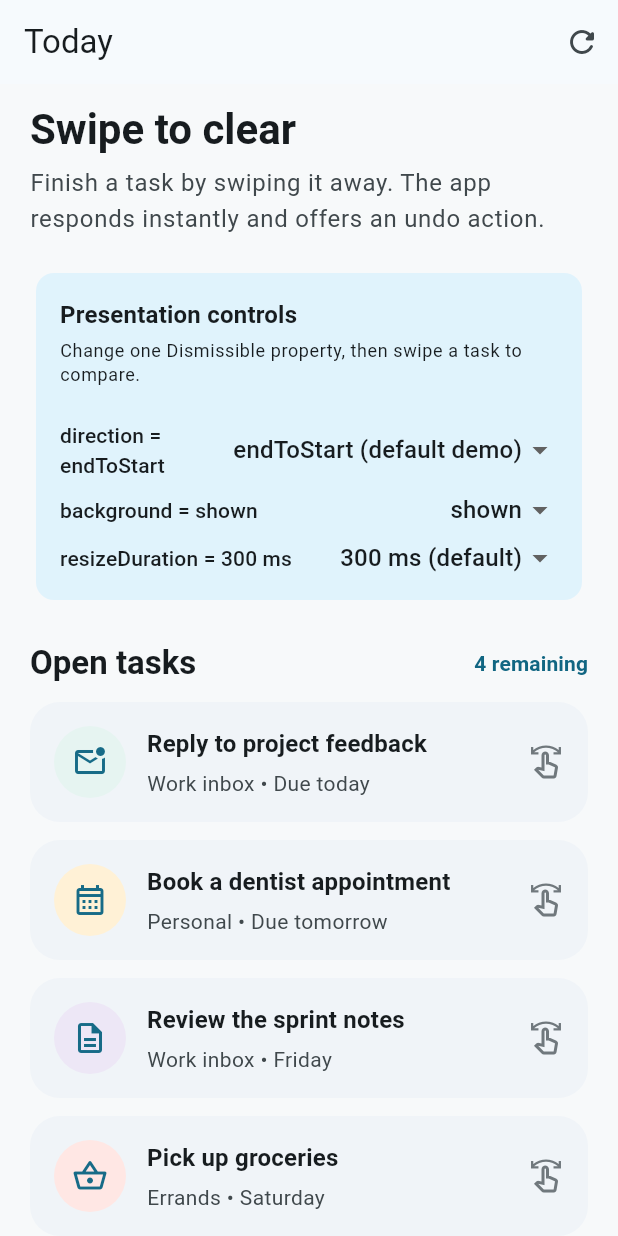
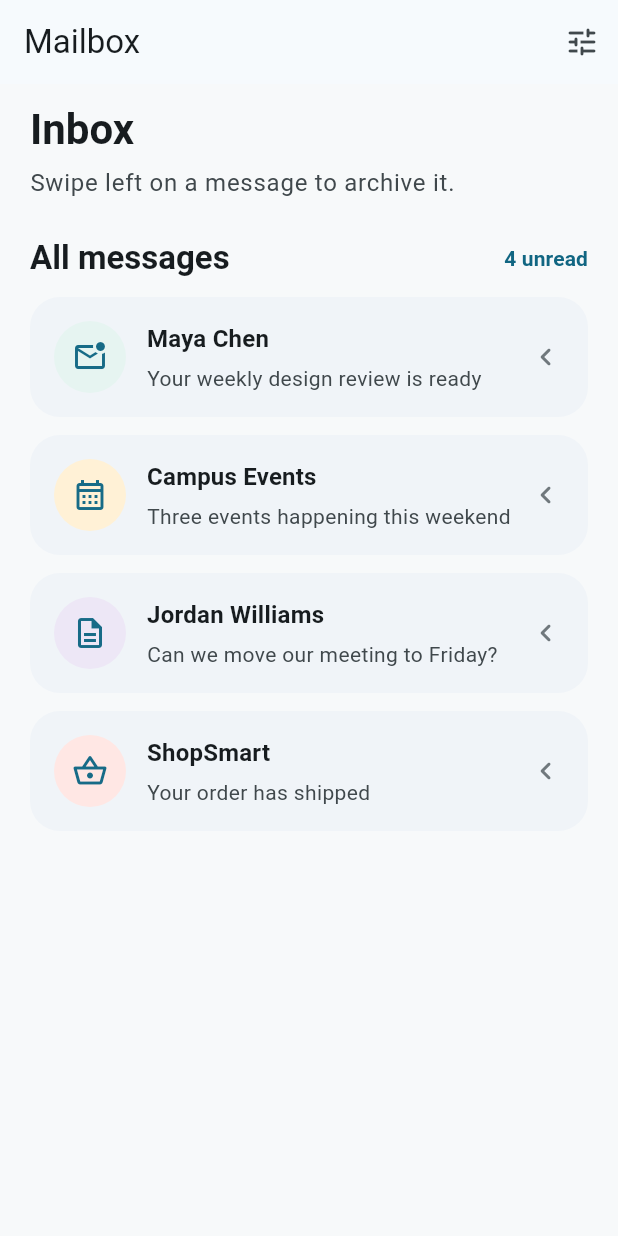
Before and after one commit to david-ac1/widgetPresentation, a Flutter app: the screen it shows after launch, on a phone screen of 412 x 824 dp. Run offline on Flutter 3.47's test engine with Material 3 defaults, Android fonts, the phone set to English and light mode, and no system bars.

Commit message:
refactor: present Dismissible as a mailbox app
Co-authored-by: Copilot <223556219+Copilot@users.noreply.github.com>

```diff
--- a/lib/main.dart
+++ b/lib/main.dart
@@ -1,16 +1,16 @@
 import 'package:flutter/material.dart';
 
 void main() {
-  runApp(const TaskSwipeDemo());
+  runApp(const MailboxApp());
 }
 
-class TaskSwipeDemo extends StatelessWidget {
-  const TaskSwipeDemo({super.key});
+class MailboxApp extends StatelessWidget {
+  const MailboxApp({super.key});
 
   @override
   Widget build(BuildContext context) {
     return MaterialApp(
-      title: 'Swipe to Clear',
+      title: 'Mailbox',
       theme: ThemeData(
         colorScheme: ColorScheme.fromSeed(
           seedColor: const Color(0xFF176B87),
@@ -18,13 +18,13 @@ class TaskSwipeDemo extends StatelessWidget {
         ),
         useMaterial3: true,
       ),
-      home: const TaskInboxPage(),
+      home: const MailboxPage(),
     );
   }
 }
 
-class TaskItem {
-  const TaskItem({
+class MailItem {
+  const MailItem({
     required this.id,
     required this.title,
     required this.subtitle,
@@ -39,72 +39,88 @@ class TaskItem {
   final Color color;
 }
 
-const _starterTasks = [
-  TaskItem(
+const _starterMessages = [
+  MailItem(
     id: 1,
-    title: 'Reply to project feedback',
-    subtitle: 'Work inbox • Due today',
+    title: 'Maya Chen',
+    subtitle: 'Your weekly design review is ready',
     icon: Icons.mark_email_unread_outlined,
     color: Color(0xFFE6F4F1),
   ),
-  TaskItem(
+  MailItem(
     id: 2,
-    title: 'Book a dentist appointment',
-    subtitle: 'Personal • Due tomorrow',
+    title: 'Campus Events',
+    subtitle: 'Three events happening this weekend',
     icon: Icons.calendar_month_outlined,
     color: Color(0xFFFFF1D6),
   ),
-  TaskItem(
+  MailItem(
     id: 3,
-    title: 'Review the sprint notes',
-    subtitle: 'Work inbox • Friday',
+    title: 'Jordan Williams',
+    subtitle: 'Can we move our meeting to Friday?',
     icon: Icons.description_outlined,
     color: Color(0xFFEDE7F6),
   ),
-  TaskItem(
+  MailItem(
     id: 4,
-    title: 'Pick up groceries',
-    subtitle: 'Errands • Saturday',
+    title: 'ShopSmart',
+    subtitle: 'Your order has shipped',
     icon: Icons.shopping_basket_outlined,
     color: Color(0xFFFFE7E4),
   ),
 ];
 
-class TaskInboxPage extends StatefulWidget {
-  const TaskInboxPage({super.key});
+class MailboxPage extends StatefulWidget {
+  const MailboxPage({super.key});
 
   @override
-  State<TaskInboxPage> createState() => _TaskInboxPageState();
+  State<MailboxPage> createState() => _MailboxPageState();
 }
 
-class _TaskInboxPageState extends State<TaskInboxPage> {
-  final List<TaskItem> _tasks = List.of(_starterTasks);
+class _MailboxPageState extends State<MailboxPage> {
+  final List<MailItem> _messages = List.of(_starterMessages);
   DismissDirection _direction = DismissDirection.endToStart;
   bool _showBackground = true;
   Duration? _resizeDuration = const Duration(milliseconds: 300);
 
-  void _restoreTasks() {
+  void _restoreMessages() {
     setState(
-      () => _tasks
+      () => _messages
         ..clear()
-        ..addAll(_starterTasks),
+        ..addAll(_starterMessages),
     );
   }
 
-  void _dismissTask(TaskItem task) {
-    final taskIndex = _tasks.indexOf(task);
-    setState(() => _tasks.remove(task));
+  void _archiveMessage(MailItem message) {
+    final messageIndex = _messages.indexOf(message);
+    setState(() => _messages.remove(message));
 
     ScaffoldMessenger.of(context).clearSnackBars();
     ScaffoldMessenger.of(context).showSnackBar(
       SnackBar(
-        content: Text('"${task.title}" marked as complete'),
+        content: Text('"${message.title}" archived'),
         action: SnackBarAction(
           label: 'UNDO',
           onPressed: () {
-            setState(() => _tasks.insert(taskIndex, task));
+            setState(() => _messages.insert(messageIndex, message));
           },
         ),
+      ),
+    );
+  }
+
+  void _openSwipePreferences() {
+    showModalBottomSheet<void>(
+      context: context,
+      showDragHandle: true,
+      builder: (context) => _SwipePreferencesSheet(
+        direction: _direction,
+        showBackground: _showBackground,
+        resizeDuration: _resizeDuration,
+        onDirectionChanged: (value) => setState(() => _direction = value),
+        onBackgroundChanged: (value) => setState(() => _showBackground = value),
+        onResizeDurationChanged: (value) =>
+            setState(() => _resizeDuration = value),
       ),
     );
   }
@@ -136,12 +152,12 @@ class _TaskInboxPageState extends State<TaskInboxPage> {
     return Scaffold(
       backgroundColor: const Color(0xFFF7F9FA),
       appBar: AppBar(
-        title: const Text('Today'),
+        title: const Text('Mailbox'),
         actions: [
           IconButton(
-            onPressed: _restoreTasks,
-            tooltip: 'Restore sample tasks',
-            icon: const Icon(Icons.refresh_rounded),
+            onPressed: _openSwipePreferences,
+            tooltip: 'Swipe preferences',
+            icon: const Icon(Icons.tune_rounded),
           ),
         ],
       ),
@@ -150,7 +166,7 @@ class _TaskInboxPageState extends State<TaskInboxPage> {
           padding: const EdgeInsets.fromLTRB(20, 12, 20, 28),
           children: [
             Text(
-              'Swipe to clear',
+              'Inbox',
               style: Theme.of(context).textTheme.headlineMedium?.copyWith(
                 fontWeight: FontWeight.bold,
                 color: colorScheme.onSurface,
@@ -158,38 +174,23 @@ class _TaskInboxPageState extends State<TaskInboxPage> {
             ),
             const SizedBox(height: 6),
             Text(
-              'Finish a task by swiping it away. The app responds instantly and offers an undo action.',
+              'Swipe left on a message to archive it.',
               style: Theme.of(context).textTheme.bodyLarge?.copyWith(
                 color: colorScheme.onSurfaceVariant,
               ),
-            ),
-            const SizedBox(height: 20),
-            _DemoControls(
-              direction: _direction,
-              showBackground: _showBackground,
-              resizeDuration: _resizeDuration,
-              onDirectionChanged: (value) {
-                setState(() => _direction = value);
-              },
-              onBackgroundChanged: (value) {
-                setState(() => _showBackground = value);
-              },
-              onResizeDurationChanged: (value) {
-                setState(() => _resizeDuration = value);
-              },
             ),
             const SizedBox(height: 24),
             Row(
               mainAxisAlignment: MainAxisAlignment.spaceBetween,
               children: [
                 Text(
-                  'Open tasks',
+                  'All messages',
                   style: Theme.of(
                     context,
                   ).textTheme.titleLarge?.copyWith(fontWeight: FontWeight.bold),
                 ),
                 Text(
-                  '${_tasks.length} remaining',
+                  '${_messages.length} unread',
                   style: Theme.of(context).textTheme.labelLarge?.copyWith(
                     color: colorScheme.primary,
                     fontWeight: FontWeight.bold,
@@ -198,32 +199,32 @@ class _TaskInboxPageState extends State<TaskInboxPage> {
               ],
             ),
             const SizedBox(height: 12),
-            if (_tasks.isEmpty)
-              _EmptyState(onRestore: _restoreTasks)
+            if (_messages.isEmpty)
+              _EmptyState(onRestore: _restoreMessages)
             else
-              ..._tasks.map(
-                (task) => Padding(
+              ..._messages.map(
+                (message) => Padding(
                   padding: const EdgeInsets.only(bottom: 12),
                   child: Dismissible(
-                    key: ValueKey(task.id),
+                    key: ValueKey(message.id),
                     direction: _direction,
                     background: _showBackground
                         ? _swipeBackground(
                             color: const Color(0xFF2E8B75),
-                            icon: Icons.check_rounded,
+                            icon: Icons.archive_outlined,
                             alignment: Alignment.centerLeft,
                           )
                         : null,
                     secondaryBackground: _showBackground
                         ? _swipeBackground(
                             color: const Color(0xFF2E8B75),
-                            icon: Icons.check_rounded,
+                            icon: Icons.archive_outlined,
                             alignment: Alignment.centerRight,
                           )
                         : null,
                     resizeDuration: _resizeDuration,
-                    onDismissed: (_) => _dismissTask(task),
-                    child: _TaskCard(task: task),
+                    onDismissed: (_) => _archiveMessage(message),
+                    child: _MailCard(message: message),
                   ),
                 ),
               ),
@@ -234,10 +235,10 @@ class _TaskInboxPageState extends State<TaskInboxPage> {
   }
 }
 
-class _TaskCard extends StatelessWidget {
-  const _TaskCard({required this.task});
+class _MailCard extends StatelessWidget {
+  const _MailCard({required this.message});
 
-  final TaskItem task;
+  final MailItem message;
 
   @override
   Widget build(BuildContext context) {
@@ -251,8 +252,8 @@ class _TaskCard extends StatelessWidget {
           children: [
             CircleAvatar(
               radius: 24,
-              backgroundColor: task.color,
-              child: Icon(task.icon, color: const Color(0xFF176B87)),
+              backgroundColor: message.color,
+              child: Icon(message.icon, color: const Color(0xFF176B87)),
             ),
             const SizedBox(width: 14),
             Expanded(
@@ -260,14 +261,14 @@ class _TaskCard extends StatelessWidget {
                 crossAxisAlignment: CrossAxisAlignment.start,
                 children: [
                   Text(
-                    task.title,
+                    message.title,
                     style: Theme.of(context).textTheme.titleMedium?.copyWith(
                       fontWeight: FontWeight.w600,
                     ),
                   ),
                   const SizedBox(height: 4),
                   Text(
-                    task.subtitle,
+                    message.subtitle,
                     style: Theme.of(context).textTheme.bodyMedium?.copyWith(
                       color: Theme.of(context).colorScheme.onSurfaceVariant,
                     ),
@@ -276,7 +277,7 @@ class _TaskCard extends StatelessWidget {
               ),
             ),
             Icon(
-              Icons.swipe_outlined,
+              Icons.chevron_left_rounded,
               color: Theme.of(context).colorScheme.outline,
             ),
           ],
@@ -286,8 +287,8 @@ class _TaskCard extends StatelessWidget {
   }
 }
 
-class _DemoControls extends StatelessWidget {
-  const _DemoControls({
+class _SwipePreferencesSheet extends StatelessWidget {
+  const _SwipePreferencesSheet({
     required this.direction,
     required this.showBackground,
     required this.resizeDuration,
@@ -314,14 +315,14 @@ class _DemoControls extends StatelessWidget {
           crossAxisAlignment: CrossAxisAlignment.start,
           children: [
             Text(
-              'Presentation controls',
+              'Swipe preferences',
               style: Theme.of(
                 context,
               ).textTheme.titleMedium?.copyWith(fontWeight: FontWeight.bold),
             ),
             const SizedBox(height: 4),
             Text(
-              'Change one Dismissible property, then swipe a task to compare.',
+              'Choose how messages behave when you archive them.',
               style: Theme.of(context).textTheme.bodySmall,
             ),
             const SizedBox(height: 14),
@@ -334,7 +335,7 @@ class _DemoControls extends StatelessWidget {
               options: const [
                 DropdownMenuItem(
                   value: DismissDirection.endToStart,
-                  child: Text('endToStart (default demo)'),
+                  child: Text('endToStart (recommended)'),
                 ),
                 DropdownMenuItem(
                   value: DismissDirection.horizontal,
@@ -430,18 +431,18 @@ class _EmptyState extends StatelessWidget {
         padding: const EdgeInsets.all(28),
         child: Column(
           children: [
-            const Icon(Icons.task_alt_rounded, size: 52),
+            const Icon(Icons.mark_email_read_outlined, size: 52),
             const SizedBox(height: 12),
             const Text(
-              'Inbox clear!',
+              'Inbox zero',
               style: TextStyle(fontSize: 20, fontWeight: FontWeight.bold),
             ),
             const SizedBox(height: 6),
-            const Text('All sample tasks have been completed.'),
+            const Text('You have archived every message.'),
             const SizedBox(height: 14),
             OutlinedButton(
               onPressed: onRestore,
-              child: const Text('Restore tasks'),
+              child: const Text('Restore messages'),
             ),
           ],
         ),
```
Also changed, not shown: docs/screenshot.png, 2 other files.
